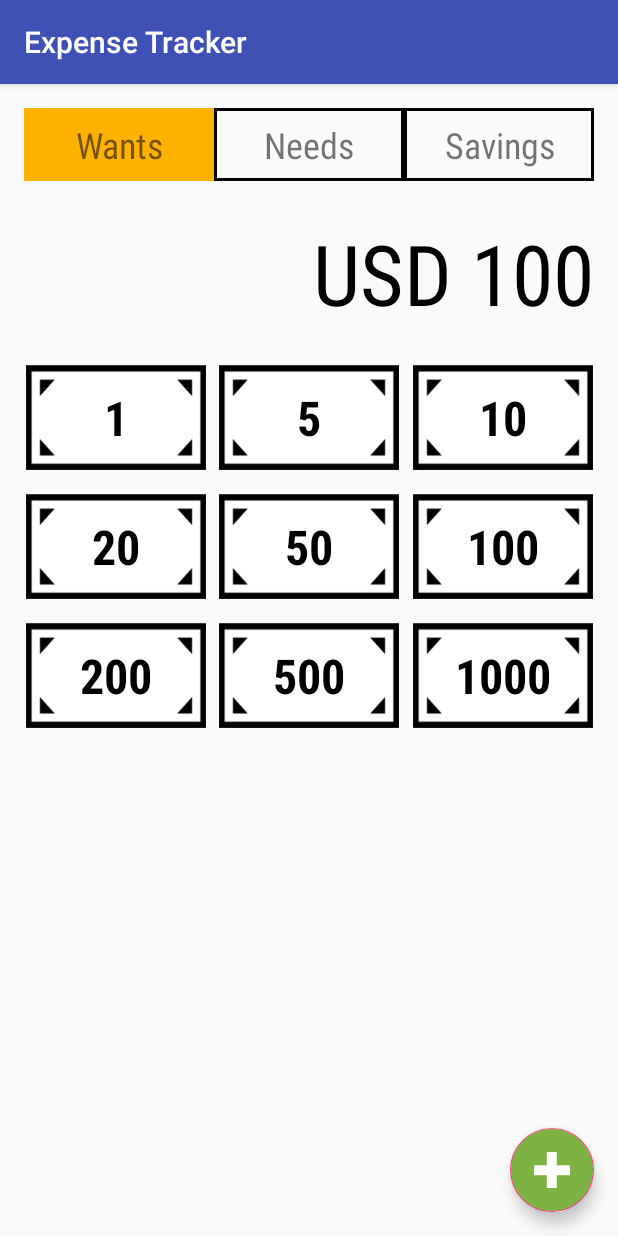
After one commit to adriantache/Expense-Tracker, an Android app: the AddAmount screen opened directly, with no data from a screen before it, on a phone screen of 412 x 824 dp. The commit adds this screen. Run offline under Robolectric (Android 15) with nearby library versions, the phone set to English and light mode, and no system bars.

Commit message:
Add new activity (add)

```diff
--- /dev/null
+++ b/app/src/main/java/com/adriantache/expense_tracker/AddAmount.java
@@ -0,0 +1,57 @@
+package com.adriantache.expense_tracker;
+
+import android.content.Intent;
+import android.content.res.ColorStateList;
+import android.graphics.Color;
+import android.graphics.drawable.Animatable;
+import android.graphics.drawable.Drawable;
+import android.support.design.widget.FloatingActionButton;
+import android.support.v7.app.AppCompatActivity;
+import android.os.Bundle;
+import android.view.View;
+
+public class AddAmount extends AppCompatActivity {
+
+    FloatingActionButton floatingActionButton;
+    boolean fabClicked = false;
+
+    @Override
+    protected void onCreate(Bundle savedInstanceState) {
+        super.onCreate(savedInstanceState);
+        setContentView(R.layout.activity_add_amount);
+
+
+        floatingActionButton = findViewById(R.id.floatingActionButton);
+        Drawable drawable;
+        drawable = getDrawable(R.drawable.plustocheck);
+        if (drawable instanceof Animatable) ((Animatable) drawable).start();
+
+
+
+
+        //onClickListener for the FAB
+        floatingActionButton.setOnClickListener(new View.OnClickListener() {
+            @Override
+            public void onClick(View v) {
+                //animate button icon
+                Drawable drawable;
+                if (!fabClicked) {
+                    drawable = getDrawable(R.drawable.plustocheck);
+                    floatingActionButton.setImageDrawable(drawable);
+                    floatingActionButton.setBackgroundTintList(ColorStateList.valueOf(Color.parseColor("#7CB342")));
+                    fabClicked = true;
+                } else {
+                    drawable = getDrawable(R.drawable.checktoplus);
+                    floatingActionButton.setImageDrawable(drawable);
+                    floatingActionButton.setBackgroundTintList(ColorStateList.valueOf(Color.parseColor("#EC407A")));
+                    fabClicked = false;
+                    finish();
+                }
+                if (drawable instanceof Animatable) ((Animatable) drawable).start();
+
+                //todo add new intent here to move to next activity
+                //todo keep FAB settings in new activity
+            }
+        });
+    }
+}
--- a/app/src/main/java/com/adriantache/expense_tracker/MainActivity.java
+++ b/app/src/main/java/com/adriantache/expense_tracker/MainActivity.java
@@ -1,5 +1,6 @@
 package com.adriantache.expense_tracker;
 
+import android.content.Intent;
 import android.content.res.ColorStateList;
 import android.graphics.Color;
 import android.graphics.drawable.Animatable;
@@ -52,19 +53,28 @@ public class MainActivity extends AppCompatActivity {
         floatingActionButton.setOnClickListener(new View.OnClickListener() {
             @Override
             public void onClick(View v) {
-                //animate button icon
+                /*//animate button icon
                 Drawable drawable;
                 if (!fabClicked) {
                     drawable = getDrawable(R.drawable.plustocheck);
                     floatingActionButton.setImageDrawable(drawable);
                     floatingActionButton.setBackgroundTintList(ColorStateList.valueOf(Color.parseColor("#7CB342")));
                     fabClicked = true;
+
                 } else {
                     drawable = getDrawable(R.drawable.checktoplus);
                     floatingActionButton.setImageDrawable(drawable);
                     floatingActionButton.setBackgroundTintList(ColorStateList.valueOf(Color.parseColor("#EC407A")));
                     fabClicked = false;
                 }
+                if (drawable instanceof Animatable) ((Animatable) drawable).start();*/
+
+                Intent intent = new Intent("android.intent.action.AddAmount");
+                startActivity(intent);
+
+                Drawable drawable;
+                drawable = getDrawable(R.drawable.checktoplus);
+                floatingActionButton.setImageDrawable(drawable);
                 if (drawable instanceof Animatable) ((Animatable) drawable).start();
 
                 //todo add new intent here to move to next activity
@@ -85,6 +95,7 @@ public class MainActivity extends AppCompatActivity {
         config.setDrawText(false);
         config.setStrokeWidth(100);
         config.setPieRadiusScale(0.8f);
+        config.setSplitAngle(3);
 
         /* Text Options [disabled]
         config.setTextMarginLine(80);
@@ -114,7 +125,11 @@ public class MainActivity extends AppCompatActivity {
                 if (isScaleUp) {
                     //todo call method that drills down to selected pie segment
                     //todo remove Toast
-                    Toast.makeText(MainActivity.this, pieInfo.getDesc(), Toast.LENGTH_SHORT).show();
+                    if (pieInfo.getDesc() == "Savings") {
+                        Toast.makeText(MainActivity.this, "TEST", Toast.LENGTH_SHORT).show();
+                    } else {
+                        Toast.makeText(MainActivity.this, pieInfo.getDesc(), Toast.LENGTH_SHORT).show();
+                    }
                 }
 
             }
@@ -172,8 +187,8 @@ public class MainActivity extends AppCompatActivity {
         gAnimatedPieView.start();
     }
 
-    //function that reads CSV file with entries
-    public void readCSV(){
+    //todo function that reads CSV file with entries
+    public void readCSV() {
         //read that damned csv!
     }
 
--- /dev/null
+++ b/app/src/main/res/drawable/border.xml
@@ -0,0 +1,7 @@
+<?xml version="1.0" encoding="utf-8"?>
+<shape xmlns:android="http://schemas.android.com/apk/res/android" android:shape="rectangle">
+   <stroke
+        android:width="2dp"
+        android:color="#000000"
+	/>
+</shape>
--- a/app/src/main/res/drawable/checktoplus.xml
+++ b/app/src/main/res/drawable/checktoplus.xml
@@ -10,7 +10,7 @@
             android:viewportHeight="100">
             <path
                 android:name="path"
-                android:pathData="M 100 36.667 L 63.333 36.667 L 63.333 0 L 35.556 0 L 35.556 36.667 L 0 36.667 L 0 64.444 L 35.556 64.444 L 35.556 100 L 63.333 100 L 63.333 64.444 L 100 64.444 Z"
+                android:pathData="M 19 35 L 21.8 35 L 39.8 53 L 78.3 14.5 L 81.1 14.5 L 81.1 14.5 L 95.2 28.7 L 95.2 31.5 L 81.7 45 L 68.2 58.5 L 54.7 72 L 41.2 85.5 L 38.4 85.5 L 4.8 51.9 L 4.8 49.1 L 19 35"
                 android:fillColor="#fff"
                 android:strokeWidth="1"/>
         </vector>
--- /dev/null
+++ b/app/src/main/res/layout/activity_add_amount.xml
@@ -0,0 +1,279 @@
+<?xml version="1.0" encoding="utf-8"?>
+<android.support.constraint.ConstraintLayout xmlns:android="http://schemas.android.com/apk/res/android"
+    xmlns:app="http://schemas.android.com/apk/res-auto"
+    xmlns:tools="http://schemas.android.com/tools"
+    android:layout_width="match_parent"
+    android:layout_height="match_parent"
+    tools:context="com.adriantache.expense_tracker.AddAmount">
+
+    <!-- Button to confirm item -->
+    <android.support.design.widget.FloatingActionButton
+        android:id="@+id/floatingActionButton"
+        android:layout_width="wrap_content"
+        android:layout_height="wrap_content"
+        android:layout_marginBottom="16dp"
+        android:layout_marginEnd="16dp"
+        android:clickable="true"
+        android:focusable="true"
+        app:fabSize="auto"
+        app:layout_constraintBottom_toBottomOf="parent"
+        app:layout_constraintEnd_toEndOf="parent"
+        app:srcCompat="@drawable/checktoplus"
+        android:backgroundTint="#7CB342"/>
+
+    <TextView
+        android:id="@+id/addWantsView"
+        android:layout_width="0dp"
+        android:layout_height="wrap_content"
+        android:layout_marginStart="16dp"
+        android:layout_marginTop="16dp"
+        android:background="@drawable/border"
+        android:backgroundTint="#ffb300"
+        android:fontFamily="sans-serif-condensed"
+        android:gravity="center"
+        android:padding="8dp"
+        android:text="@string/wantsText"
+        android:textSize="24sp"
+        app:layout_constraintEnd_toStartOf="@+id/addNeedsView"
+        app:layout_constraintHorizontal_bias="0.5"
+        app:layout_constraintHorizontal_chainStyle="spread_inside"
+        app:layout_constraintStart_toStartOf="parent"
+        app:layout_constraintTop_toTopOf="parent" />
+
+    <TextView
+        android:id="@+id/addNeedsView"
+        android:layout_width="0dp"
+        android:layout_height="wrap_content"
+        android:layout_marginTop="16dp"
+        android:background="@drawable/border"
+        android:fontFamily="sans-serif-condensed"
+        android:gravity="center"
+        android:padding="8dp"
+        android:text="@string/needsText"
+        android:textSize="24sp"
+        app:layout_constraintEnd_toStartOf="@+id/addSavingsView"
+        app:layout_constraintHorizontal_bias="0.5"
+        app:layout_constraintStart_toEndOf="@+id/addWantsView"
+        app:layout_constraintTop_toTopOf="parent" />
+
+    <TextView
+        android:id="@+id/addSavingsView"
+        android:layout_width="0dp"
+        android:layout_height="wrap_content"
+        android:layout_marginEnd="16dp"
+        android:layout_marginTop="16dp"
+        android:background="@drawable/border"
+        android:fontFamily="sans-serif-condensed"
+        android:gravity="center"
+        android:padding="8dp"
+        android:text="@string/savingsText"
+        android:textSize="24sp"
+        app:layout_constraintEnd_toEndOf="parent"
+        app:layout_constraintHorizontal_bias="0.5"
+        app:layout_constraintStart_toEndOf="@+id/addNeedsView"
+        app:layout_constraintTop_toTopOf="parent" />
+
+    <TextView
+        android:id="@+id/amount"
+        android:layout_width="wrap_content"
+        android:layout_height="wrap_content"
+        android:layout_marginEnd="16dp"
+        android:layout_marginTop="24dp"
+        android:fontFamily="sans-serif-condensed"
+        android:text="USD 100"
+        android:textColor="@android:color/background_dark"
+        android:textSize="56sp"
+        app:layout_constraintEnd_toEndOf="parent"
+        app:layout_constraintTop_toBottomOf="@+id/addSavingsView" />
+
+    <TextView
+        android:id="@+id/oneCurrency"
+        android:layout_width="120dp"
+        android:layout_height="70dp"
+        android:layout_marginStart="16dp"
+        android:layout_marginTop="24dp"
+        android:background="@drawable/currency_button"
+        android:clickable="true"
+        android:focusable="true"
+        android:fontFamily="sans-serif-condensed"
+        android:gravity="center|center_vertical"
+        android:text="1"
+        android:textColor="#000"
+        android:textSize="32sp"
+        android:textStyle="bold"
+        app:layout_constraintEnd_toStartOf="@+id/fiveCurrency"
+        app:layout_constraintHorizontal_bias="0.5"
+        app:layout_constraintStart_toStartOf="parent"
+        app:layout_constraintTop_toBottomOf="@+id/amount" />
+
+    <TextView
+        android:id="@+id/fiveCurrency"
+        android:layout_width="120dp"
+        android:layout_height="70dp"
+        android:layout_marginStart="8dp"
+        android:layout_marginTop="24dp"
+        android:background="@drawable/currency_button"
+        android:clickable="true"
+        android:focusable="true"
+        android:fontFamily="sans-serif-condensed"
+        android:gravity="center|center_vertical"
+        android:text="5"
+        android:textColor="#000"
+        android:textSize="32sp"
+        android:textStyle="bold"
+        app:layout_constraintEnd_toStartOf="@+id/tenCurrency"
+        app:layout_constraintHorizontal_bias="0.5"
+        app:layout_constraintStart_toEndOf="@+id/oneCurrency"
+        app:layout_constraintTop_toBottomOf="@+id/amount"
+        app:srcCompat="@drawable/currency_button" />
+
+    <TextView
+        android:id="@+id/tenCurrency"
+        android:layout_width="120dp"
+        android:layout_height="70dp"
+        android:layout_marginStart="8dp"
+        android:layout_marginEnd="16dp"
+        android:layout_marginTop="24dp"
+        android:background="@drawable/currency_button"
+        android:clickable="true"
+        android:focusable="true"
+        android:fontFamily="sans-serif-condensed"
+        android:gravity="center|center_vertical"
+        android:text="10"
+        android:textColor="#000"
+        android:textSize="32sp"
+        android:textStyle="bold"
+        app:layout_constraintEnd_toEndOf="parent"
+        app:layout_constraintHorizontal_bias="0.5"
+        app:layout_constraintStart_toEndOf="@+id/fiveCurrency"
+        app:layout_constraintTop_toBottomOf="@+id/amount"
+        app:srcCompat="@drawable/currency_button" />
+
+    <TextView
+        android:id="@+id/twentyCurrency"
+        android:layout_width="120dp"
+        android:layout_height="70dp"
+        android:layout_marginStart="16dp"
+        android:layout_marginTop="16dp"
+        android:background="@drawable/currency_button"
+        android:clickable="true"
+        android:focusable="true"
+        android:fontFamily="sans-serif-condensed"
+        android:gravity="center|center_vertical"
+        android:text="20"
+        android:textColor="#000"
+        android:textSize="32sp"
+        android:textStyle="bold"
+        app:layout_constraintEnd_toStartOf="@+id/fiftyCurrency"
+        app:layout_constraintHorizontal_bias="0.5"
+        app:layout_constraintStart_toStartOf="parent"
+        app:layout_constraintTop_toBottomOf="@+id/oneCurrency" />
+
+    <TextView
+        android:id="@+id/fiftyCurrency"
+        android:layout_width="120dp"
+        android:layout_height="70dp"
+        android:layout_marginStart="8dp"
+        android:layout_marginTop="16dp"
+        android:background="@drawable/currency_button"
+        android:clickable="true"
+        android:focusable="true"
+        android:fontFamily="sans-serif-condensed"
+        android:gravity="center|center_vertical"
+        android:text="50"
+        android:textColor="#000"
+        android:textSize="32sp"
+        android:textStyle="bold"
+        app:layout_constraintEnd_toStartOf="@+id/hundredCurrency"
+        app:layout_constraintHorizontal_bias="0.5"
+        app:layout_constraintStart_toEndOf="@+id/twentyCurrency"
+        app:layout_constraintTop_toBottomOf="@+id/oneCurrency"
+        app:srcCompat="@drawable/currency_button" />
+
+    <TextView
+        android:id="@+id/hundredCurrency"
+        android:layout_width="120dp"
+        android:layout_height="70dp"
+        android:layout_marginStart="8dp"
+        android:layout_marginEnd="16dp"
+        android:layout_marginTop="16dp"
+        android:background="@drawable/currency_button"
+        android:clickable="true"
+        android:focusable="true"
+        android:fontFamily="sans-serif-condensed"
+        android:gravity="center|center_vertical"
+        android:text="100"
+        android:textColor="#000"
+        android:textSize="32sp"
+        android:textStyle="bold"
+        app:layout_constraintEnd_toEndOf="parent"
+        app:layout_constraintHorizontal_bias="0.5"
+        app:layout_constraintStart_toEndOf="@+id/fiftyCurrency"
+        app:layout_constraintTop_toBottomOf="@+id/oneCurrency"
+        app:srcCompat="@drawable/currency_button" />
+
+    <TextView
+        android:id="@+id/twoHundredCurrency"
+        android:layout_width="120dp"
+        android:layout_height="70dp"
+        android:layout_marginStart="16dp"
+        android:layout_marginTop="16dp"
+        android:background="@drawable/currency_button"
+        android:clickable="true"
+        android:focusable="true"
+        android:fontFamily="sans-serif-condensed"
+        android:gravity="center|center_vertical"
+        android:text="200"
+        android:textColor="#000"
+        android:textSize="32sp"
+        android:textStyle="bold"
+        app:layout_constraintEnd_toStartOf="@+id/fiveHundredCurrency"
+        app:layout_constraintHorizontal_bias="0.5"
+        app:layout_constraintStart_toStartOf="parent"
+        app:layout_constraintTop_toBottomOf="@+id/twentyCurrency" />
+
+    <TextView
+        android:id="@+id/fiveHundredCurrency"
+        android:layout_width="120dp"
+        android:layout_height="70dp"
+        android:layout_marginStart="8dp"
+        android:layout_marginTop="16dp"
+        android:background="@drawable/currency_button"
+        android:clickable="true"
+        android:focusable="true"
+        android:fontFamily="sans-serif-condensed"
+        android:gravity="center|center_vertical"
+        android:text="500"
+        android:textColor="#000"
+        android:textSize="32sp"
+        android:textStyle="bold"
+        app:layout_constraintEnd_toStartOf="@+id/thousandCurrency"
+        app:layout_constraintHorizontal_bias="0.5"
+        app:layout_constraintStart_toEndOf="@+id/twoHundredCurrency"
+        app:layout_constraintTop_toBottomOf="@+id/twentyCurrency"
+        app:srcCompat="@drawable/currency_button" />
+
+    <TextView
+        android:id="@+id/thousandCurrency"
+        android:layout_width="120dp"
+        android:layout_height="70dp"
+        android:layout_marginStart="8dp"
+        android:layout_marginEnd="16dp"
+        android:layout_marginTop="16dp"
+        android:background="@drawable/currency_button"
+        android:clickable="true"
+        android:focusable="true"
+        android:fontFamily="sans-serif-condensed"
+        android:gravity="center|center_vertical"
+        android:text="1000"
+        android:textColor="#000"
+        android:textSize="32sp"
+        android:textStyle="bold"
+        app:layout_constraintEnd_toEndOf="parent"
+        app:layout_constraintHorizontal_bias="0.5"
+        app:layout_constraintStart_toEndOf="@+id/fiveHundredCurrency"
+        app:layout_constraintTop_toBottomOf="@+id/twentyCurrency"
+        app:srcCompat="@drawable/currency_button" />
+
+
+</android.support.constraint.ConstraintLayout>
```
Also changed, not shown: app/src/main/AndroidManifest.xml (+7 -0 lines), app/src/main/res/drawable/currency_button.png (added).
